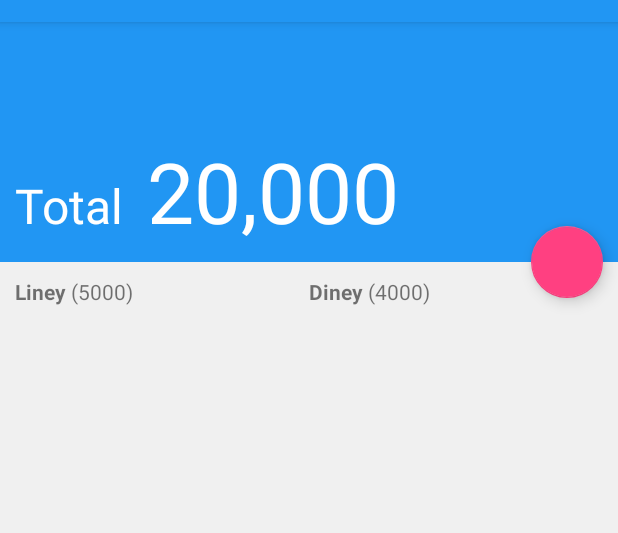
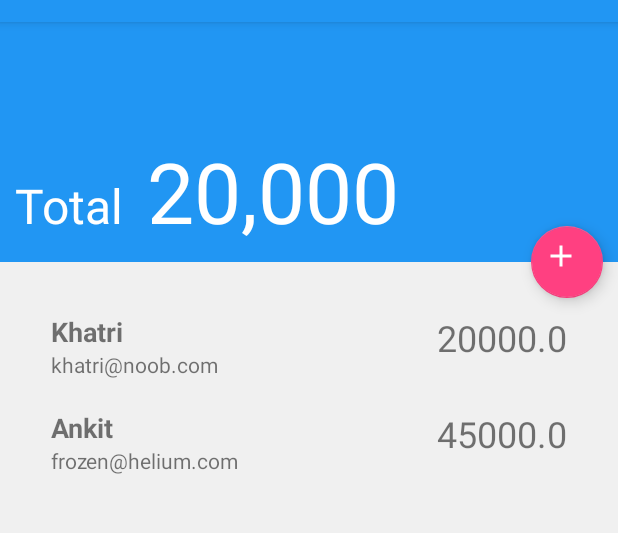
Before and after one commit to toggle-corp/paiso, an Android app: the screen it shows after launch once a user with an empty profile is signed in (MainActivity), on a phone screen of 412 x 824 dp, the part 62-595 px from its top. Run offline under Robolectric (Android 15) with nearby library versions, the phone set to English and light mode, and no system bars; our stand-ins replace CircleImageView, Firebase (no records; nobody signed in at launch, a user with empty details on screens opened directly), Picasso.

Commit message:
Make views work

```diff
--- a/app/src/main/AndroidManifest.xml
+++ b/app/src/main/AndroidManifest.xml
@@ -21,6 +21,8 @@
         </activity>
 
         <activity android:name=".LoginActivity"/>
+        <activity android:name=".AddTransactionActivity"/>
+
     </application>
 
 </manifest>
--- a/app/src/main/java/com/togglecorp/paiso/DashboardFragment.java
+++ b/app/src/main/java/com/togglecorp/paiso/DashboardFragment.java
@@ -1,6 +1,7 @@
 package com.togglecorp.paiso;
 
 
+import android.content.Intent;
 import android.os.Bundle;
 import android.support.v4.app.Fragment;
 import android.support.v7.widget.LinearLayoutManager;
@@ -24,17 +25,24 @@ public class DashboardFragment extends Fragment {
         View view = inflater.inflate(R.layout.fragment_dashboard, container, false);
 
         ArrayList<DashboardTransaction> transactions = new ArrayList<>();
-        transactions.add(new DashboardTransaction("Bibek", "bibek@toggle", 20000));
-        transactions.add(new DashboardTransaction("Bibek 2", "bibek2@toggle", 20000));
+        transactions.add(new DashboardTransaction("Khatri", "khatri@noob.com", 20000));
+        transactions.add(new DashboardTransaction("Ankit", "frozen@helium.com", 45000));
 
-        RecyclerView recyclerOweMe = (RecyclerView) container.findViewById(R.id.recycler_owe_me);
-        RecyclerView recyclerOweThem = (RecyclerView) container.findViewById(R.id.recycler_owe_them);
+        RecyclerView recyclerTransactions =
+                (RecyclerView) view.findViewById(R.id.recycler_transactions);
 
-        recyclerOweMe.setClickable(true);
-        RecyclerView.LayoutManager layoutManager = new LinearLayoutManager(view.getContext());;
-        recyclerOweMe.setLayoutManager(layoutManager);
+        recyclerTransactions.setClickable(true);
+        RecyclerView.LayoutManager layoutManager = new LinearLayoutManager(getActivity());;
+        recyclerTransactions.setLayoutManager(layoutManager);
         final DashboardTransactionAdapter adapter = new DashboardTransactionAdapter(transactions);
-        recyclerOweMe.setAdapter(adapter);
+        recyclerTransactions.setAdapter(adapter);
+
+        view.findViewById(R.id.add_transaction).setOnClickListener(new View.OnClickListener() {
+            @Override
+            public void onClick(View view) {
+                startActivity(new Intent(getActivity(), AddTransactionActivity.class));
+            }
+        });
 
         return view;
     }
--- a/app/src/main/java/com/togglecorp/paiso/Database.java
+++ b/app/src/main/java/com/togglecorp/paiso/Database.java
@@ -71,7 +71,7 @@ public class Database {
         if (mListeners.containsKey(ref))
             return;
 
-        Log.d(TAG, "Adding listener for: " + ref.toString());
+//        Log.d(TAG, "Adding listener for: " + ref.toString());
 
         ref.addValueEventListener(listener);
         mListeners.put(ref, listener);
@@ -212,6 +212,7 @@ public class Database {
             try {
                 while (cursor.moveToNext()) {
 
+
                     // Get details of each contact
                     String id = cursor.getString(
                             cursor.getColumnIndex(ContactsContract.Contacts._ID));
@@ -265,7 +266,7 @@ public class Database {
 
     public void stopSync() {
         for (Map.Entry<Query, ValueEventListener> listener: mListeners.entrySet()) {
-            Log.d(TAG, "Removing listener for: " + listener.getKey());
+//            Log.d(TAG, "Removing listener for: " + listener.getKey());
             listener.getKey().removeEventListener(listener.getValue());
         }
         mListeners.clear();
--- /dev/null
+++ b/app/src/main/res/drawable/ic_add.xml
@@ -0,0 +1,9 @@
+<vector xmlns:android="http://schemas.android.com/apk/res/android"
+        android:width="24dp"
+        android:height="24dp"
+        android:viewportWidth="24.0"
+        android:viewportHeight="24.0">
+    <path
+        android:fillColor="#FFFFFFFF"
+        android:pathData="M19,13h-6v6h-2v-6H5v-2h6V5h2v6h6v2z"/>
+</vector>
--- a/app/src/main/res/layout/fragment_dashboard.xml
+++ b/app/src/main/res/layout/fragment_dashboard.xml
@@ -2,6 +2,7 @@
     xmlns:tools="http://schemas.android.com/tools"
     android:layout_width="match_parent"
     android:layout_height="match_parent"
+    xmlns:app="http://schemas.android.com/apk/res-auto"
     android:orientation="vertical"
     tools:context="com.togglecorp.paiso.DashboardFragment">
 
@@ -29,70 +30,20 @@
             android:text="20,000"/>
     </LinearLayout>
     <android.support.design.widget.FloatingActionButton
+        android:id="@+id/add_transaction"
         android:layout_gravity="end"
         android:layout_marginTop="-24dp"
         android:layout_marginBottom="-24dp"
         android:layout_marginEnd="10dp"
         android:layout_width="48dp"
-        android:layout_height="48dp" />
-    <LinearLayout
+        android:layout_height="48dp"
+        android:src="@drawable/ic_add"
+        app:fabSize="mini"/>
+
+    <android.support.v7.widget.RecyclerView
+        android:id="@+id/recycler_transactions"
+        android:padding="24dp"
         android:layout_width="match_parent"
-        android:layout_height="match_parent"
-        android:padding="10dp"
-        android:orientation="horizontal">
-        <LinearLayout
-            android:layout_width="0dp"
-            android:layout_height="match_parent"
-            android:layout_weight="0.5"
-            android:orientation="vertical">
-            <LinearLayout
-                android:layout_width="match_parent"
-                android:layout_height="wrap_content"
-                android:layout_marginBottom="10dp">
-                <TextView
-                    android:layout_width="wrap_content"
-                    android:layout_height="wrap_content"
-                    android:textStyle="bold"
-                    android:text="Liney"/>
-                <TextView
-                    android:id="@+id/liney_amount"
-                    android:layout_width="wrap_content"
-                    android:layout_height="wrap_content"
-                    android:text=" (5000)"/>
-            </LinearLayout>
-            <android.support.v7.widget.RecyclerView
-                android:id="@+id/recycler_owe_me"
-                android:layout_width="match_parent"
-                android:layout_height="match_parent"></android.support.v7.widget.RecyclerView>
-        </LinearLayout>
-
-        <LinearLayout
-            android:layout_width="0dp"
-            android:layout_height="match_parent"
-            android:orientation="vertical"
-            android:layout_weight="0.5">
-            <LinearLayout
-                android:layout_width="match_parent"
-                android:layout_height="wrap_content"
-                android:layout_marginBottom="10dp">
-                <TextView
-                    android:layout_width="wrap_content"
-                    android:layout_height="wrap_content"
-                    android:textStyle="bold"
-                    android:text="Diney"/>
-                <TextView
-                    android:id="@+id/diney_amount"
-                    android:layout_width="wrap_content"
-                    android:layout_height="wrap_content"
-                    android:text=" (4000)"/>
-            </LinearLayout>
-            <android.support.v7.widget.RecyclerView
-                android:id="@+id/recycler_owe_them"
-                android:layout_width="match_parent"
-                android:layout_height="match_parent"></android.support.v7.widget.RecyclerView>
-        </LinearLayout>
-    </LinearLayout>
-
-
+        android:layout_height="match_parent"/>
 
 </LinearLayout>
--- a/app/src/main/res/layout/layout_dashboard_transaction.xml
+++ b/app/src/main/res/layout/layout_dashboard_transaction.xml
@@ -22,6 +22,7 @@
             android:text="frozenhelium@togglecorp.com"/>
     </LinearLayout>
     <TextView
+        android:id="@+id/amount"
         android:layout_width="0dp"
         android:layout_height="wrap_content"
         android:gravity="end|center_vertical"
--- /dev/null
+++ b/app/src/main/res/menu/menu_add_transaction.xml
@@ -0,0 +1,6 @@
+<?xml version="1.0" encoding="utf-8"?>
+<menu xmlns:android="http://schemas.android.com/apk/res/android"
+    >
+    <item android:id="@+id/add_transaction" android:title="Add"
+        android:showAsAction="always"
+</menu>
```
Also changed, not shown: app/src/main/java/com/togglecorp/paiso/AddTransactionActivity.java (added, +44 -0 lines), app/src/main/res/layout/activity_add_transaction.xml (added, +61 -0 lines), app/src/main/res/layout/fragment_add_transaction.xml (deleted, +0 -44 lines).
